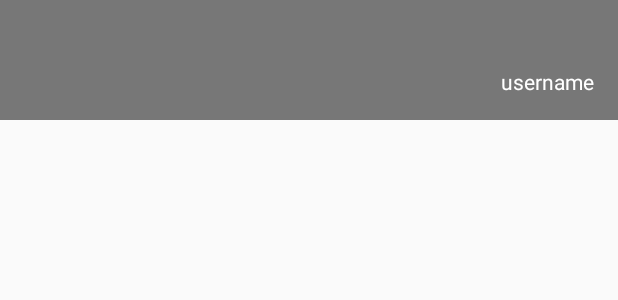
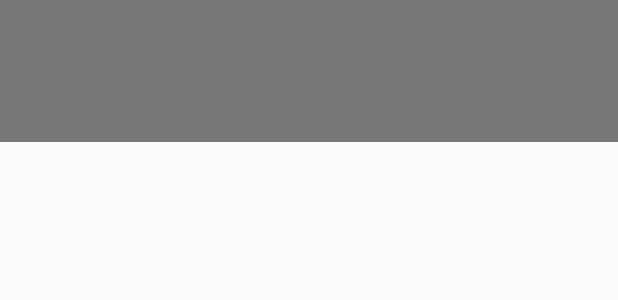
Before and after one commit to kamedon/todo, an Android app: the layout nav_header_main.xml on its own in the app's theme, with its tools: preview values and no code run, on a phone screen of 412 x 824 dp. Shown: the top 300 px of the screen. Run offline under Robolectric (Android 15) with nearby library versions, the phone set to English and light mode, and no system bars.

Commit message:
ヘッダーのマージンを調整

```diff
--- a/android/app/src/main/res/layout/nav_header_main.xml
+++ b/android/app/src/main/res/layout/nav_header_main.xml
@@ -8,7 +8,7 @@
               android:paddingBottom="@dimen/activity_vertical_margin"
               android:paddingLeft="@dimen/activity_horizontal_margin"
               android:paddingRight="@dimen/activity_horizontal_margin"
-              android:paddingTop="25dp"
+              android:paddingTop="@dimen/toolbar_vertical_margin"
               android:theme="@style/ThemeOverlay.AppCompat.Dark">
 
 
@@ -16,14 +16,12 @@
         android:id="@+id/text_name"
         android:layout_width="match_parent"
         android:layout_height="wrap_content"
-        android:textAppearance="@style/TextAppearance.AppCompat.Body1"/>
+        android:textAppearance="@style/TextAppearance.AppCompat.Body2"/>
 
     <TextView
         android:id="@+id/text_email"
         android:layout_width="match_parent"
         android:layout_height="wrap_content"
-        android:gravity="right"
-        android:text="username"
         android:textAppearance="@style/TextAppearance.AppCompat.Body1"/>
 
 </LinearLayout>
--- a/android/app/src/main/res/values/dimens.xml
+++ b/android/app/src/main/res/values/dimens.xml
@@ -5,4 +5,5 @@
     <dimen name="list_horizontal_margin">5dp</dimen>
     <dimen name="list_vertical_margin">5dp</dimen>
     <dimen name="fab_margin">16dp</dimen>
+    <dimen name="toolbar_vertical_margin">40dp</dimen>
 </resources>
```
